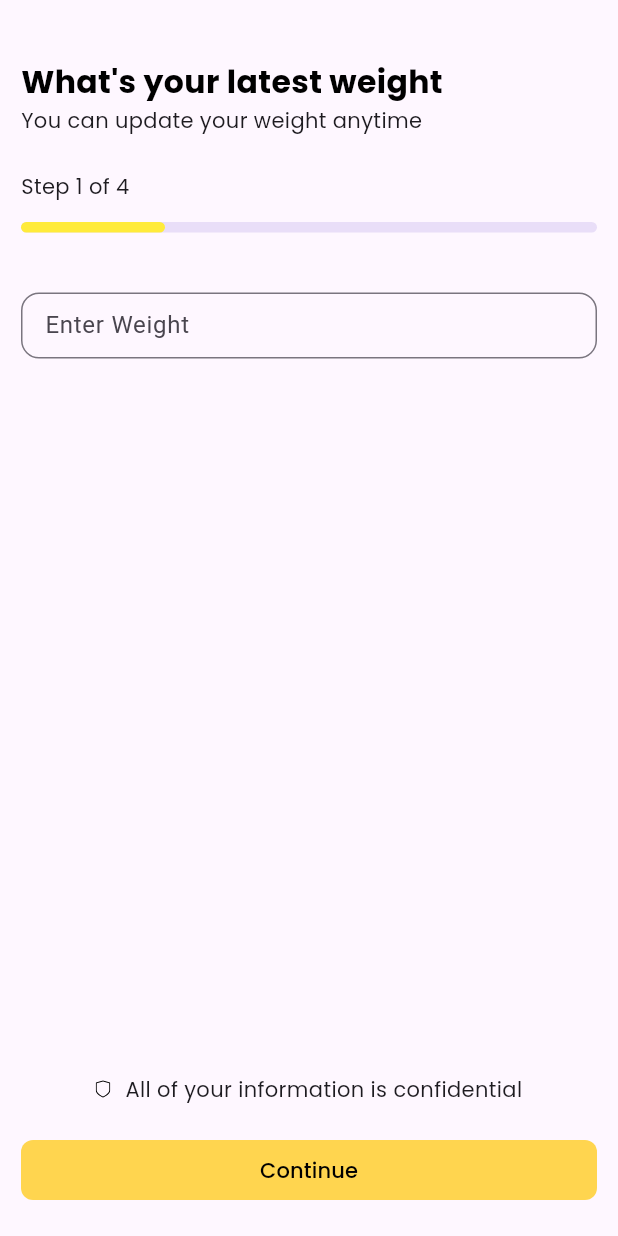
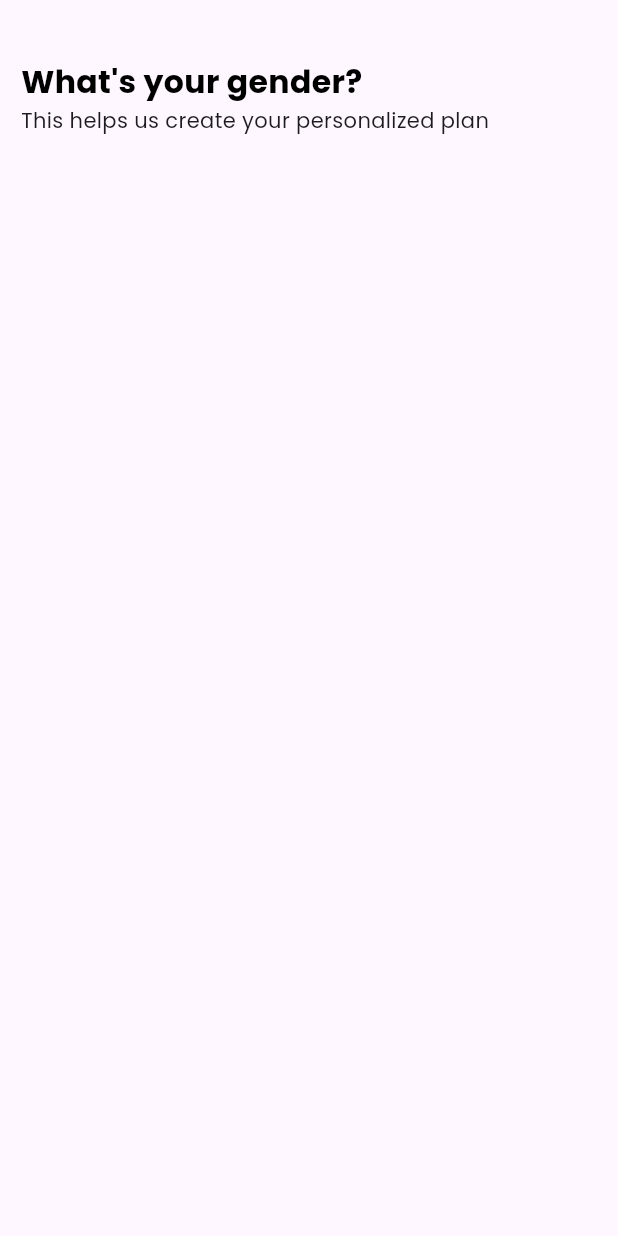
Before and after one commit to Pawan89844/calorie-counter, a Flutter app: the screen it shows after launch, on a phone screen of 412 x 824 dp. Run offline on Flutter 3.47's test engine with Material 3 defaults, Android fonts, the phone set to English and light mode, and no system bars; our stand-ins replace flutter_svg, get, google_fonts.

Commit message:
CU-860t7wz4j - Add Heading + SubHeading

```diff
--- a/lib/main.dart
+++ b/lib/main.dart
@@ -1,7 +1,7 @@
-import 'package:caloriescount/view/goal/goal.dart';
-import 'package:caloriescount/view/goal/latest_weight.dart';
 import 'package:flutter/material.dart';
 import 'package:get/get.dart';
+
+import 'view/goal/goal_gender.dart';
 
 void main() {
   runApp(const MyApp());
@@ -17,7 +17,7 @@ class MyApp extends StatelessWidget {
         colorScheme: ColorScheme.fromSeed(seedColor: Colors.deepPurple),
         useMaterial3: true,
       ),
-      home: LatestWeight(),
+      home: const GoalGender(),
     );
   }
 }
--- /dev/null
+++ b/lib/view/goal/goal_gender.dart
@@ -0,0 +1,57 @@
+import 'package:caloriescount/components/HeadingComponent.dart';
+import 'package:caloriescount/components/NoteComponent.dart';
+import 'package:caloriescount/widget/AppButton.dart';
+import 'package:caloriescount/widget/AppInputField.dart';
+import 'package:caloriescount/widget/AppText.dart';
+import 'package:flutter/material.dart';
+
+class GoalGender extends StatelessWidget {
+  const GoalGender({super.key});
+
+  @override
+  Widget build(BuildContext context) {
+    return Scaffold(
+      body: SafeArea(
+        child: Padding(
+          padding: const EdgeInsets.symmetric(horizontal: 14.0),
+          child: Column(
+            children: [
+              const SizedBox(height: 40.0),
+              const HeadingComponent(
+                heading: 'What\'s your gender?',
+                subHeading: 'This helps us create your personalized plan',
+              ),
+              const SizedBox(height: 10.0),
+              // Column(
+              //   children: [
+              //     Container(
+              //       alignment: Alignment.topLeft,
+              //       padding: const EdgeInsets.only(top: 14.0, bottom: 14.0),
+              //       child: const AppText('Step 1 of 4'),
+              //     ),
+              //     const LinearProgressIndicator(
+              //       color: Colors.yellow,
+              //       value: .25,
+              //       minHeight: 7.0,
+              //       borderRadius: BorderRadius.all(Radius.circular(12.0)),
+              //     )
+              //   ],
+              // ),
+              // const SizedBox(height: 40.0),
+              // AppInputField(
+              //     hintText: 'Enter Weight', controller: _weightController),
+              // const Spacer(),
+              // const NoteComponent(),
+              // const SizedBox(height: 20.0),
+              // AppButton(
+              //   name: 'Continue',
+              //   onPressed: () {},
+              // ),
+              // const SizedBox(height: 20.0),
+            ],
+          ),
+        ),
+      ),
+    );
+  }
+}
--- a/lib/view/goal/latest_weight.dart
+++ b/lib/view/goal/latest_weight.dart
@@ -1,4 +1,5 @@
 import 'package:caloriescount/components/HeadingComponent.dart';
+import 'package:caloriescount/components/NoteComponent.dart';
 import 'package:caloriescount/widget/AppButton.dart';
 import 'package:caloriescount/widget/AppInputField.dart';
 import 'package:caloriescount/widget/AppText.dart';
@@ -42,7 +43,7 @@ class LatestWeight extends StatelessWidget {
               AppInputField(
                   hintText: 'Enter Weight', controller: _weightController),
               const Spacer(),
-              const NoteWidget(),
+              const NoteComponent(),
               const SizedBox(height: 20.0),
               AppButton(
                 name: 'Continue',
@@ -56,21 +57,3 @@ class LatestWeight extends StatelessWidget {
     );
   }
 }
-
-class NoteWidget extends StatelessWidget {
-  const NoteWidget({
-    super.key,
-  });
-
-  @override
-  Widget build(BuildContext context) {
-    return Row(
-      mainAxisAlignment: MainAxisAlignment.center,
-      children: [
-        SvgPicture.asset('assets/icons/shield.svg'),
-        const SizedBox(width: 10.0),
-        const AppText('All of your information is confidential')
-      ],
-    );
-  }
-}
```
